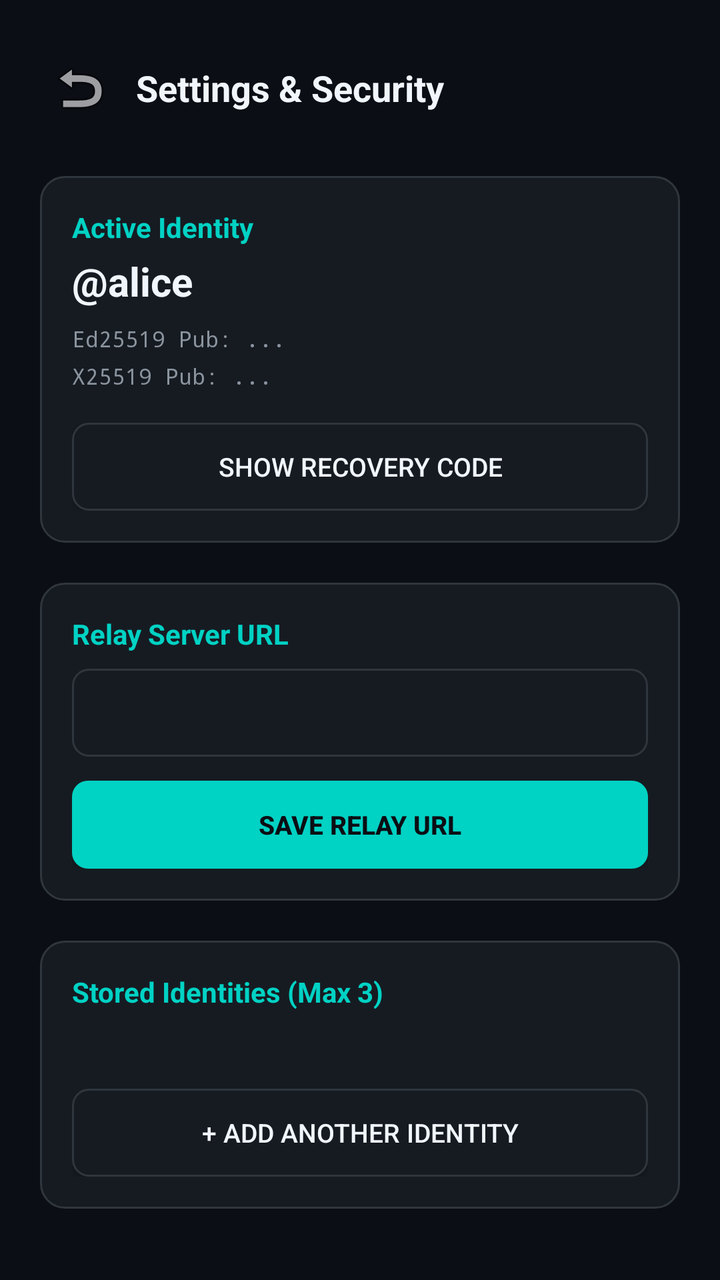
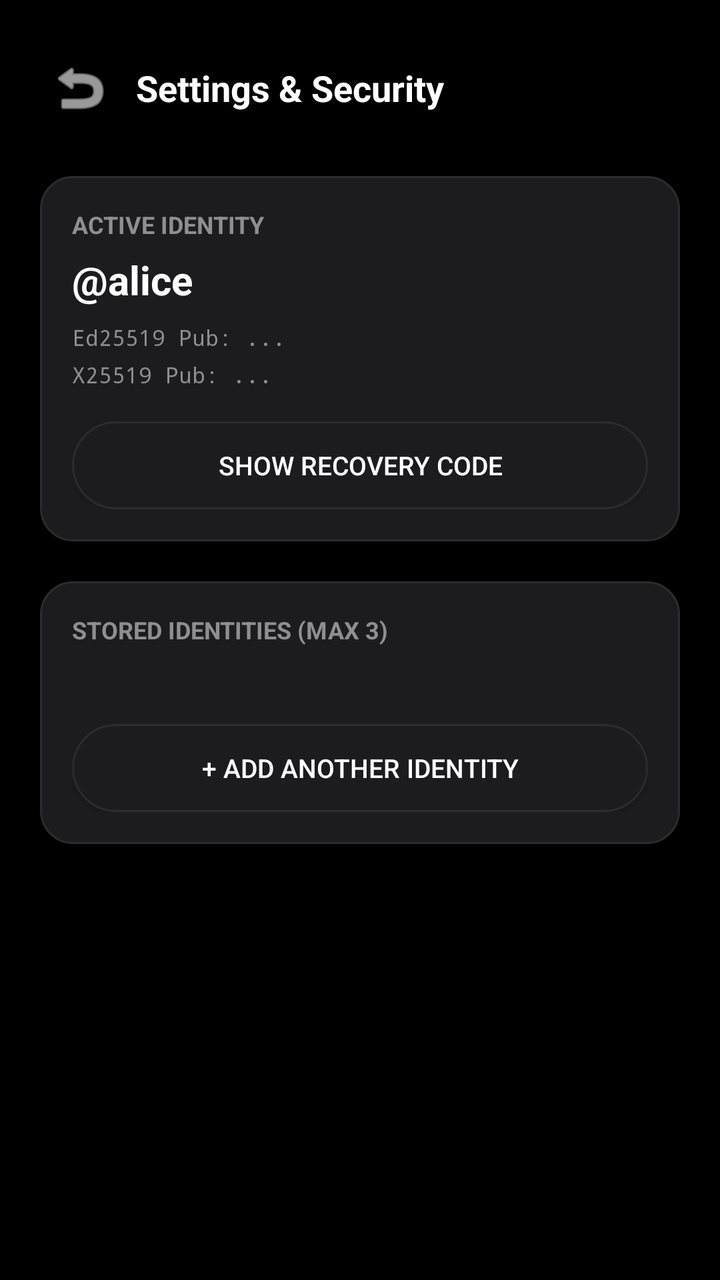

An Android layout rendered at two revisions. The XML below is the earlier revision; the diff shows what the commit changed to produce the second picture.
<!-- AndroidManifest.xml: application theme Theme.Glyph -->
<!-- res/layout/activity_settings.xml -->
<?xml version="1.0" encoding="utf-8"?>
<ScrollView xmlns:android="http://schemas.android.com/apk/res/android"
    android:layout_width="match_parent"
    android:layout_height="match_parent"
    android:background="@color/bg_dark"
    android:fillViewport="true">

    <LinearLayout
        android:layout_width="match_parent"
        android:layout_height="wrap_content"
        android:orientation="vertical"
        android:padding="20dp">

        
        <LinearLayout
            android:layout_width="match_parent"
            android:layout_height="48dp"
            android:gravity="center_vertical"
            android:orientation="horizontal">

            <ImageButton
                android:id="@+id/btnSettingsBack"
                android:layout_width="40dp"
                android:layout_height="40dp"
                android:background="?attr/selectableItemBackgroundBorderless"
                android:src="@android:drawable/ic_menu_revert"
                android:contentDescription="Back" />

            <TextView
                android:layout_width="wrap_content"
                android:layout_height="wrap_content"
                android:layout_marginStart="8dp"
                android:text="Settings &amp; Security"
                android:textColor="@color/text_primary"
                android:textSize="18sp"
                android:textStyle="bold" />
        </LinearLayout>

        
        <LinearLayout
            android:layout_width="match_parent"
            android:layout_height="wrap_content"
            android:layout_marginTop="20dp"
            android:background="@drawable/bg_card"
            android:orientation="vertical"
            android:padding="16dp">

            <TextView
                android:layout_width="wrap_content"
                android:layout_height="wrap_content"
                android:text="Active Identity"
                android:textColor="@color/accent_cyan"
                android:textSize="14sp"
                android:textStyle="bold" />

            <TextView
                android:id="@+id/txtSettingsUsername"
                android:layout_width="wrap_content"
                android:layout_height="wrap_content"
                android:layout_marginTop="4dp"
                android:text="@alice"
                android:textColor="@color/text_primary"
                android:textSize="20sp"
                android:textStyle="bold" />

            <TextView
                android:id="@+id/txtSettingsSignKey"
                android:layout_width="wrap_content"
                android:layout_height="wrap_content"
                android:layout_marginTop="8dp"
                android:fontFamily="monospace"
                android:text="Ed25519 Pub: ..."
                android:textColor="@color/text_secondary"
                android:textSize="11sp" />

            <TextView
                android:id="@+id/txtSettingsDhKey"
                android:layout_width="wrap_content"
                android:layout_height="wrap_content"
                android:layout_marginTop="4dp"
                android:fontFamily="monospace"
                android:text="X25519 Pub: ..."
                android:textColor="@color/text_secondary"
                android:textSize="11sp" />

            <Button
                android:id="@+id/btnExportRecovery"
                android:layout_width="match_parent"
                android:layout_height="44dp"
                android:layout_marginTop="16dp"
                android:background="@drawable/bg_input"
                android:text="Show Recovery Code"
                android:textColor="@color/text_primary"
                android:textSize="13sp" />
        </LinearLayout>

        
        <LinearLayout
            android:layout_width="match_parent"
            android:layout_height="wrap_content"
            android:layout_marginTop="20dp"
            android:background="@drawable/bg_card"
            android:orientation="vertical"
            android:padding="16dp">

            <TextView
                android:layout_width="wrap_content"
                android:layout_height="wrap_content"
                android:text="Relay Server URL"
                android:textColor="@color/accent_cyan"
                android:textSize="14sp"
                android:textStyle="bold" />

            <EditText
                android:id="@+id/editSettingsRelayUrl"
                android:layout_width="match_parent"
                android:layout_height="44dp"
                android:layout_marginTop="8dp"
                android:background="@drawable/bg_input"
                android:paddingHorizontal="14dp"
                android:textColor="@color/text_primary"
                android:textSize="13sp" />

            <Button
                android:id="@+id/btnSaveRelayUrl"
                android:layout_width="match_parent"
                android:layout_height="44dp"
                android:layout_marginTop="12dp"
                android:background="@drawable/btn_primary"
                android:text="Save Relay URL"
                android:textColor="@color/bg_dark"
                android:textSize="13sp"
                android:textStyle="bold" />
        </LinearLayout>

        
        <LinearLayout
            android:layout_width="match_parent"
            android:layout_height="wrap_content"
            android:layout_marginTop="20dp"
            android:background="@drawable/bg_card"
            android:orientation="vertical"
            android:padding="16dp">

            <TextView
                android:layout_width="wrap_content"
                android:layout_height="wrap_content"
                android:text="Stored Identities (Max 3)"
                android:textColor="@color/accent_cyan"
                android:textSize="14sp"
                android:textStyle="bold" />

            <TextView
                android:id="@+id/txtIdentitiesList"
                android:layout_width="match_parent"
                android:layout_height="wrap_content"
                android:layout_marginTop="8dp"
                android:textColor="@color/text_primary"
                android:textSize="14sp" />

            <Button
                android:id="@+id/btnAddIdentity"
                android:layout_width="match_parent"
                android:layout_height="44dp"
                android:layout_marginTop="12dp"
                android:background="@drawable/bg_input"
                android:text="+ Add Another Identity"
                android:textColor="@color/text_primary"
                android:textSize="13sp" />
        </LinearLayout>

    </LinearLayout>
</ScrollView>
<!-- resources referenced by this layout -->
<resources>
  <color name="accent_cyan">#00D2C4</color>
  <color name="bg_dark">#0B0E14</color>
  <color name="text_primary">#F0F6FC</color>
  <color name="text_secondary">#8B949E</color>
  <!-- drawable bg_card (drawable) -->
  <?xml version="1.0" encoding="utf-8"?>
  <shape xmlns:android="http://schemas.android.com/apk/res/android">
      <solid android:color="@color/surface_dark" />
      <stroke android:width="1dp" android:color="@color/surface_border" />
      <corners android:radius="12dp" />
  </shape>
  <!-- drawable bg_input (drawable) -->
  <?xml version="1.0" encoding="utf-8"?>
  <shape xmlns:android="http://schemas.android.com/apk/res/android">
      <solid android:color="@color/surface_dark" />
      <stroke android:width="1dp" android:color="@color/surface_border" />
      <corners android:radius="8dp" />
  </shape>
  <!-- drawable btn_primary (drawable) -->
  <?xml version="1.0" encoding="utf-8"?>
  <shape xmlns:android="http://schemas.android.com/apk/res/android">
      <solid android:color="@color/accent_cyan" />
      <corners android:radius="8dp" />
  </shape>
  <style name="Theme.Glyph" parent="Theme.AppCompat.NoActionBar">
          <item name="android:windowBackground">@color/bg_dark</item>
          <item name="android:statusBarColor">@color/bg_dark</item>
          <item name="android:navigationBarColor">@color/bg_dark</item>
          <item name="android:textColorPrimary">@color/text_primary</item>
          <item name="android:textColorSecondary">@color/text_secondary</item>
          <item name="android:colorAccent">@color/accent_cyan</item>
      </style>
  <color name="surface_dark">#161B22</color>
  <color name="surface_border">#30363D</color>
</resources>

<!-- the commit's change to res/layout/activity_settings.xml (unified diff, before → after) -->
@@ -24,6 +24,7 @@
                 android:layout_height="40dp"
                 android:background="?attr/selectableItemBackgroundBorderless"
                 android:src="@android:drawable/ic_menu_revert"
+                android:tint="@color/text_primary"
                 android:contentDescription="Back" />
 
             <TextView
@@ -48,16 +49,16 @@
             <TextView
                 android:layout_width="wrap_content"
                 android:layout_height="wrap_content"
-                android:text="Active Identity"
-                android:textColor="@color/accent_cyan"
-                android:textSize="14sp"
+                android:text="ACTIVE IDENTITY"
+                android:textColor="@color/text_secondary"
+                android:textSize="12sp"
                 android:textStyle="bold" />
 
             <TextView
                 android:id="@+id/txtSettingsUsername"
                 android:layout_width="wrap_content"
                 android:layout_height="wrap_content"
-                android:layout_marginTop="4dp"
+                android:layout_marginTop="6dp"
                 android:text="@alice"
                 android:textColor="@color/text_primary"
                 android:textSize="20sp"
@@ -88,7 +89,7 @@
                 android:layout_width="match_parent"
                 android:layout_height="44dp"
                 android:layout_marginTop="16dp"
-                android:background="@drawable/bg_input"
+                android:background="@drawable/btn_capsule_secondary"
                 android:text="Show Recovery Code"
                 android:textColor="@color/text_primary"
                 android:textSize="13sp" />
@@ -106,48 +107,9 @@
             <TextView
                 android:layout_width="wrap_content"
                 android:layout_height="wrap_content"
-                android:text="Relay Server URL"
-                android:textColor="@color/accent_cyan"
-                android:textSize="14sp"
-                android:textStyle="bold" />
-
-            <EditText
-                android:id="@+id/editSettingsRelayUrl"
-                android:layout_width="match_parent"
-                android:layout_height="44dp"
-                android:layout_marginTop="8dp"
-                android:background="@drawable/bg_input"
-                android:paddingHorizontal="14dp"
-                android:textColor="@color/text_primary"
-                android:textSize="13sp" />
-
-            <Button
-                android:id="@+id/btnSaveRelayUrl"
-                android:layout_width="match_parent"
-                android:layout_height="44dp"
-                android:layout_marginTop="12dp"
-                android:background="@drawable/btn_primary"
-                android:text="Save Relay URL"
-                android:textColor="@color/bg_dark"
-                android:textSize="13sp"
-                android:textStyle="bold" />
-        </LinearLayout>
-
-        
-        <LinearLayout
-            android:layout_width="match_parent"
-            android:layout_height="wrap_content"
-            android:layout_marginTop="20dp"
-            android:background="@drawable/bg_card"
-            android:orientation="vertical"
-            android:padding="16dp">
-
-            <TextView
-                android:layout_width="wrap_content"
-                android:layout_height="wrap_content"
-                android:text="Stored Identities (Max 3)"
-                android:textColor="@color/accent_cyan"
-                android:textSize="14sp"
+                android:text="STORED IDENTITIES (MAX 3)"
+                android:textColor="@color/text_secondary"
+                android:textSize="12sp"
                 android:textStyle="bold" />
 
             <TextView
@@ -163,7 +125,7 @@
                 android:layout_width="match_parent"
                 android:layout_height="44dp"
                 android:layout_marginTop="12dp"
-                android:background="@drawable/bg_input"
+                android:background="@drawable/btn_capsule_secondary"
                 android:text="+ Add Another Identity"
                 android:textColor="@color/text_primary"
                 android:textSize="13sp" />
<!-- resource entries referenced after the edit -->
@@ -1,28 +1,21 @@
 <!-- resources referenced by this layout -->
 <resources>
-  <color name="accent_cyan">#00D2C4</color>
-  <color name="bg_dark">#0B0E14</color>
-  <color name="text_primary">#F0F6FC</color>
-  <color name="text_secondary">#8B949E</color>
+  <color name="bg_dark">#000000</color>
+  <color name="text_primary">#FFFFFF</color>
+  <color name="text_secondary">#8E8E93</color>
   <!-- drawable bg_card (drawable) -->
   <?xml version="1.0" encoding="utf-8"?>
   <shape xmlns:android="http://schemas.android.com/apk/res/android">
       <solid android:color="@color/surface_dark" />
       <stroke android:width="1dp" android:color="@color/surface_border" />
-      <corners android:radius="12dp" />
+      <corners android:radius="16dp" />
   </shape>
-  <!-- drawable bg_input (drawable) -->
+  <!-- drawable btn_capsule_secondary (drawable) -->
   <?xml version="1.0" encoding="utf-8"?>
   <shape xmlns:android="http://schemas.android.com/apk/res/android">
       <solid android:color="@color/surface_dark" />
       <stroke android:width="1dp" android:color="@color/surface_border" />
-      <corners android:radius="8dp" />
-  </shape>
-  <!-- drawable btn_primary (drawable) -->
-  <?xml version="1.0" encoding="utf-8"?>
-  <shape xmlns:android="http://schemas.android.com/apk/res/android">
-      <solid android:color="@color/accent_cyan" />
-      <corners android:radius="8dp" />
+      <corners android:radius="999dp" />
   </shape>
   <style name="Theme.Glyph" parent="Theme.AppCompat.NoActionBar">
           <item name="android:windowBackground">@color/bg_dark</item>
@@ -30,9 +23,19 @@
           <item name="android:navigationBarColor">@color/bg_dark</item>
           <item name="android:textColorPrimary">@color/text_primary</item>
           <item name="android:textColorSecondary">@color/text_secondary</item>
-          <item name="android:colorAccent">@color/accent_cyan</item>
+          <item name="android:colorAccent">@color/accent_white</item>
+          <item name="colorAccent">@color/accent_white</item>
+          <item name="android:alertDialogTheme">@style/Theme.Glyph.Dialog</item>
       </style>
-  <color name="surface_dark">#161B22</color>
-  <color name="surface_border">#30363D</color>
+  <color name="surface_dark">#1C1C1E</color>
+  <color name="surface_border">#2C2C2E</color>
+  <color name="accent_white">#FFFFFF</color>
+  <style name="Theme.Glyph.Dialog" parent="Theme.AppCompat.Dialog.Alert">
+          <item name="android:background">@color/surface_dark</item>
+          <item name="android:textColorPrimary">@color/text_primary</item>
+          <item name="android:textColorSecondary">@color/text_secondary</item>
+          <item name="android:colorAccent">@color/accent_white</item>
+          <item name="colorAccent">@color/accent_white</item>
+      </style>
 </resources>
 
